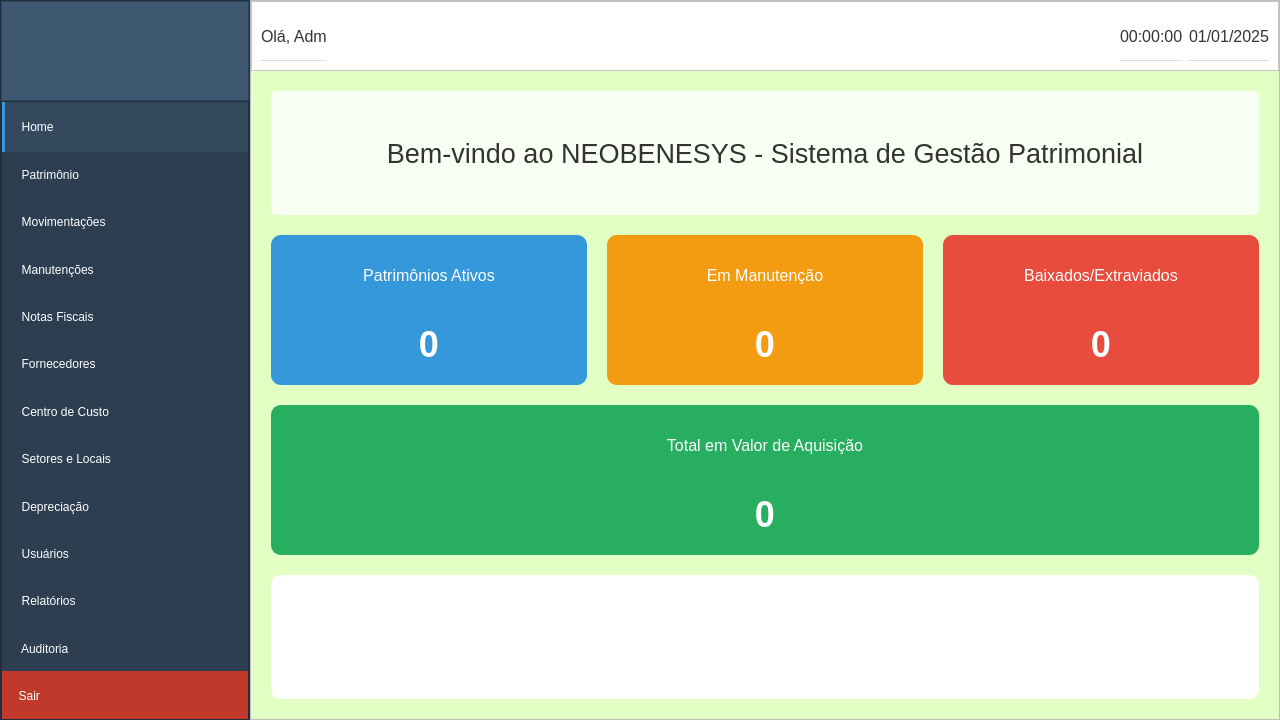
This is Teste-Patrimonio/frontend/home.ui in zecadelgado/patp as Qt 5 draws it before an edit. The edited form follows.
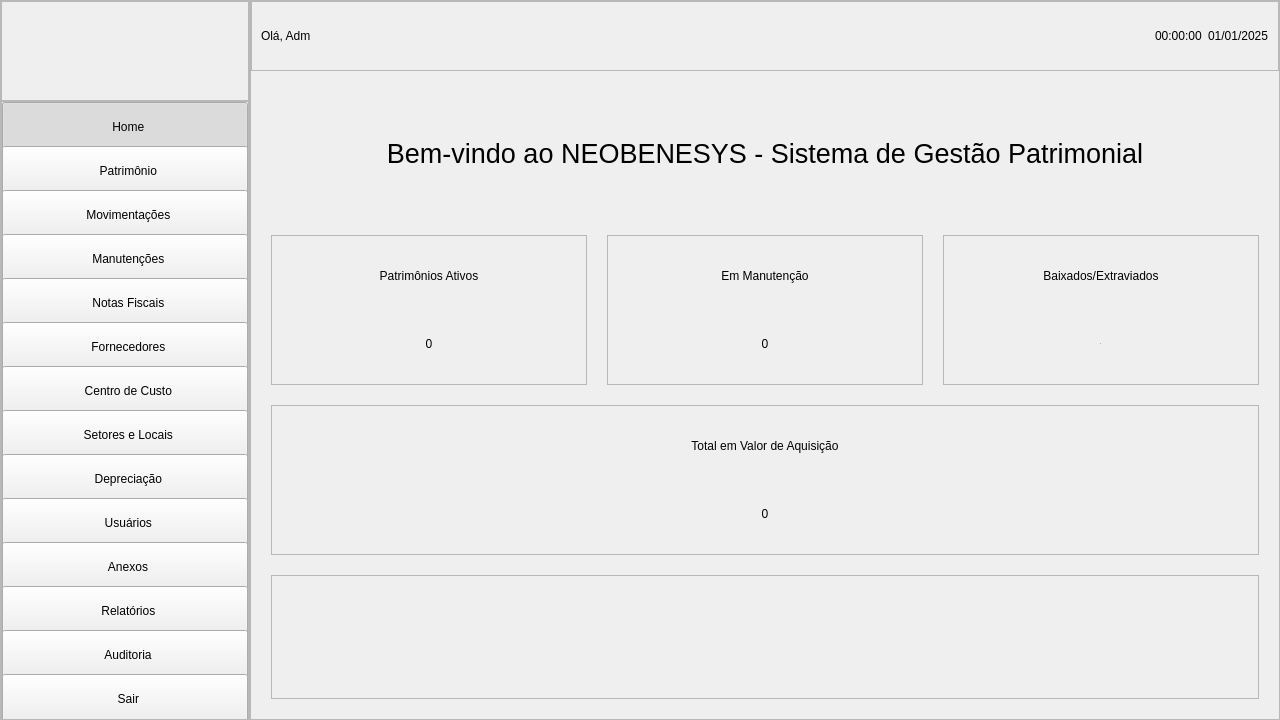
This is the edited form. Icons and pictures are not drawn.

```diff
--- a/Teste-Patrimonio/frontend/home.ui
+++ b/Teste-Patrimonio/frontend/home.ui
@@ -19,9 +19,6 @@
   <property name="windowTitle">
    <string>NEOBENESYS - Sistema de Gestão Patrimonial</string>
   </property>
-  <property name="styleSheet">
-   <string notr="true">background-color: #F5F5F5;</string>
-  </property>
   <widget class="QWidget" name="centralwidget">
    <layout class="QHBoxLayout" name="horizontalLayout">
     <property name="spacing">
@@ -53,9 +50,6 @@
         <height>16777215</height>
        </size>
       </property>
-      <property name="styleSheet">
-       <string notr="true">background-color: #2C3E50;</string>
-      </property>
       <property name="frameShape">
        <enum>QFrame::Shape::StyledPanel</enum>
       </property>
@@ -92,9 +86,6 @@
            <height>100</height>
           </size>
          </property>
-         <property name="styleSheet">
-          <string notr="true">background-color: #3E5871;</string>
-         </property>
          <property name="frameShape">
           <enum>QFrame::Shape::StyledPanel</enum>
          </property>
@@ -104,11 +95,6 @@
          <layout class="QHBoxLayout" name="horizontalLayout_2">
           <item>
            <widget class="QLabel" name="lbl_logo">
-            <property name="styleSheet">
-             <string notr="true">color: white;
-font-size: 20px;
-font-weight: bold;</string>
-            </property>
             <property name="text">
              <string/>
             </property>
@@ -128,30 +114,6 @@
        </item>
        <item>
         <widget class="QFrame" name="frame_menu">
-         <property name="styleSheet">
-          <string notr="true">QPushButton {
-	color: white;
-	background-color: transparent;
-	text-align: left;
-	padding: 15px 10px;
-	border: none;
-	border-left: 3px solid transparent;
-}
-
-QPushButton:hover {
-	background-color: #3E5871;
-	border-left: 3px solid #3498DB;
-}
-
-QPushButton:pressed {
-	background-color: #34495E;
-}
-
-QPushButton:checked {
-	background-color: #34495E;
-	border-left: 3px solid #3498DB;
-}</string>
-         </property>
          <property name="frameShape">
           <enum>QFrame::Shape::StyledPanel</enum>
          </property>
@@ -397,6 +359,28 @@
             </property>
            </widget>
           </item>
+                    <item>
+                      <widget class="QPushButton" name="btn_anexos">
+                        <property name="minimumSize">
+                          <size>
+                            <width>0</width>
+                            <height>50</height>
+                          </size>
+                        </property>
+                        <property name="cursor">
+                          <cursorShape>PointingHandCursor</cursorShape>
+                        </property>
+                        <property name="toolTip">
+                          <string>Gerenciamento de anexos</string>
+                        </property>
+                        <property name="text">
+                          <string>  Anexos</string>
+                        </property>
+                        <property name="checkable">
+                          <bool>true</bool>
+                        </property>
+                      </widget>
+                    </item>
           <item>
            <widget class="QPushButton" name="btn_relatorios">
             <property name="minimumSize">
@@ -468,23 +452,6 @@
             <property name="toolTip">
              <string>Sair do sistema</string>
             </property>
-            <property name="styleSheet">
-             <string notr="true">QPushButton {
-	color: white;
-	background-color: #C0392B;
-	text-align: left;
-	padding: 15px 10px;
-	border: none;
-}
-
-QPushButton:hover {
-	background-color: #E74C3C;
-}
-
-QPushButton:pressed {
-	background-color: #A93226;
-}</string>
-            </property>
             <property name="text">
              <string>  Sair</string>
             </property>
@@ -498,9 +465,6 @@
     </item>
     <item>
      <widget class="QFrame" name="frame_content">
-      <property name="styleSheet">
-       <string notr="true">background-color: #F5F5F5;</string>
-      </property>
       <property name="frameShape">
        <enum>QFrame::Shape::StyledPanel</enum>
       </property>
@@ -537,10 +501,6 @@
            <height>70</height>
           </size>
          </property>
-         <property name="styleSheet">
-          <string notr="true">background-color: white;
-border-bottom: 1px solid #DDDDDD;</string>
-         </property>
          <property name="frameShape">
           <enum>QFrame::Shape::StyledPanel</enum>
          </property>
@@ -550,10 +510,6 @@
          <layout class="QHBoxLayout" name="horizontalLayout_3">
           <item>
            <widget class="QLabel" name="lbl_saudacao">
-            <property name="styleSheet">
-             <string notr="true">font-size: 16px;
-color: #333333;</string>
-            </property>
             <property name="text">
              <string>Olá, Adm</string>
             </property>
@@ -574,10 +530,6 @@
           </item>
           <item>
            <widget class="QLabel" name="lbl_relogio">
-            <property name="styleSheet">
-             <string notr="true">font-size: 16px;
-color: #333333;</string>
-            </property>
             <property name="text">
              <string>00:00:00</string>
             </property>
@@ -585,10 +537,6 @@
           </item>
           <item>
            <widget class="QLabel" name="lbl_data">
-            <property name="styleSheet">
-             <string notr="true">font-size: 16px;
-color: #333333;</string>
-            </property>
             <property name="text">
              <string>01/01/2025</string>
             </property>
@@ -599,9 +547,6 @@
        </item>
        <item>
         <widget class="QStackedWidget" name="stackedWidget">
-         <property name="styleSheet">
-          <string notr="true">background-color: rgb(226, 255, 196);</string>
-         </property>
          <property name="currentIndex">
           <number>0</number>
          </property>
@@ -629,12 +574,6 @@
                <pointsize>20</pointsize>
               </font>
              </property>
-             <property name="styleSheet">
-              <string notr="true">color: #333333;
-background: rgba(255, 255, 255, 0.8);
-padding: 10px;
-border-radius: 5px;</string>
-             </property>
              <property name="text">
               <string>Bem-vindo ao NEOBENESYS - Sistema de Gestão Patrimonial</string>
              </property>
@@ -656,16 +595,6 @@
                  <height>150</height>
                 </size>
                </property>
-               <property name="styleSheet">
-                <string notr="true">QFrame {
-	background-color: #E74C3C;
-	border-radius: 10px;
-}
-
-QLabel {
-	color: white;
-}</string>
-               </property>
                <property name="frameShape">
                 <enum>QFrame::Shape::StyledPanel</enum>
                </property>
@@ -675,9 +604,6 @@
                <layout class="QVBoxLayout" name="verticalLayout_7">
                 <item>
                  <widget class="QLabel" name="lbl_card_3_title">
-                  <property name="styleSheet">
-                   <string notr="true">font-size: 16px;</string>
-                  </property>
                   <property name="text">
                    <string>Baixados/Extraviados</string>
                   </property>
@@ -694,10 +620,6 @@
                     <bold>true</bold>
                    </font>
                   </property>
-                  <property name="styleSheet">
-                   <string notr="true">font-size: 36px;
-font-weight: bold;</string>
-                  </property>
                   <property name="text">
                    <string>0</string>
                   </property>
@@ -717,16 +639,6 @@
                  <height>150</height>
                 </size>
                </property>
-               <property name="styleSheet">
-                <string notr="true">QFrame {
-	background-color: #27AE60;
-	border-radius: 10px;
-}
-
-QLabel {
-	color: white;
-}</string>
-               </property>
                <property name="frameShape">
                 <enum>QFrame::Shape::StyledPanel</enum>
                </property>
@@ -736,9 +648,6 @@
                <layout class="QVBoxLayout" name="verticalLayout_8">
                 <item>
                  <widget class="QLabel" name="lbl_card_4_title">
-                  <property name="styleSheet">
-                   <string notr="true">font-size: 16px;</string>
-                  </property>
                   <property name="text">
                    <string>Total em Valor de Aquisição</string>
                   </property>
@@ -749,10 +658,6 @@
                 </item>
                 <item>
                  <widget class="QLabel" name="lbl_card_4_value">
-                  <property name="styleSheet">
-                   <string notr="true">font-size: 36px;
-font-weight: bold;</string>
-                  </property>
                   <property name="text">
                    <string>0</string>
                   </property>
@@ -772,16 +677,6 @@
                  <height>150</height>
                 </size>
                </property>
-               <property name="styleSheet">
-                <string notr="true">QFrame {
-	background-color: #F39C12;
-	border-radius: 10px;
-}
-
-QLabel {
-	color: white;
-}</string>
-               </property>
                <property name="frameShape">
                 <enum>QFrame::Shape::StyledPanel</enum>
                </property>
@@ -791,9 +686,6 @@
                <layout class="QVBoxLayout" name="verticalLayout_6">
                 <item>
                  <widget class="QLabel" name="lbl_card_2_title">
-                  <property name="styleSheet">
-                   <string notr="true">font-size: 16px;</string>
-                  </property>
                   <property name="text">
                    <string>Em Manutenção</string>
                   </property>
@@ -804,10 +696,6 @@
                 </item>
                 <item>
                  <widget class="QLabel" name="lbl_card_2_value">
-                  <property name="styleSheet">
-                   <string notr="true">font-size: 36px;
-font-weight: bold;</string>
-                  </property>
                   <property name="text">
                    <string>0</string>
                   </property>
@@ -827,16 +715,6 @@
                  <height>150</height>
                 </size>
                </property>
-               <property name="styleSheet">
-                <string notr="true">QFrame {
-	background-color: #3498DB;
-	border-radius: 10px;
-}
-
-QLabel {
-	color: white;
-}</string>
-               </property>
                <property name="frameShape">
                 <enum>QFrame::Shape::StyledPanel</enum>
                </property>
@@ -846,9 +724,6 @@
                <layout class="QVBoxLayout" name="verticalLayout_5">
                 <item>
                  <widget class="QLabel" name="lbl_card_1_title">
-                  <property name="styleSheet">
-                   <string notr="true">font-size: 16px;</string>
-                  </property>
                   <property name="text">
                    <string>Patrimônios Ativos</string>
                   </property>
@@ -859,10 +734,6 @@
                 </item>
                 <item>
                  <widget class="QLabel" name="lbl_card_1_value">
-                  <property name="styleSheet">
-                   <string notr="true">font-size: 36px;
-font-weight: bold;</string>
-                  </property>
                   <property name="text">
                    <string>0</string>
                   </property>
@@ -878,10 +749,6 @@
            </item>
            <item>
             <widget class="QFrame" name="frame_dashboard_content">
-             <property name="styleSheet">
-              <string notr="true">background-color: white;
-border-radius: 10px;</string>
-             </property>
              <property name="frameShape">
               <enum>QFrame::Shape::StyledPanel</enum>
              </property>
```
Left out of the diff: 10 changed lines with no effect on the pictures. Lines whose indentation alone changed are shown as unchanged.
